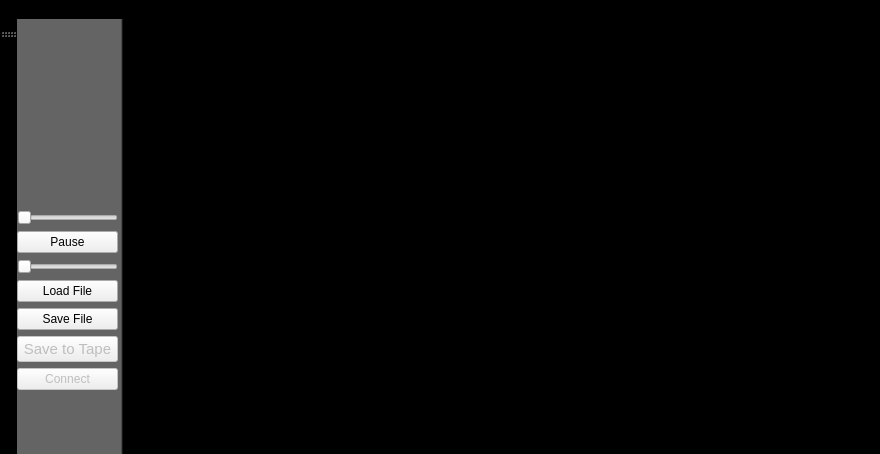
First picture: the form in PatternPaint/mainwindow.ui, repository Blinkinlabs/PatternPaint, before the edit.
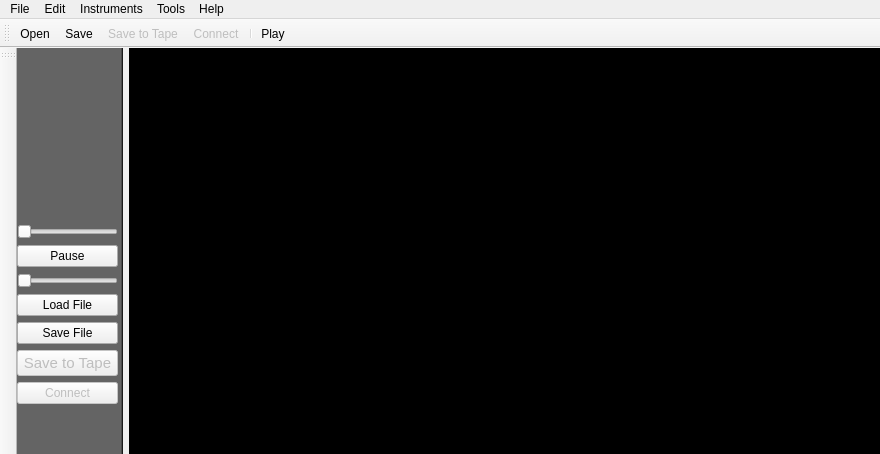
Second picture: the form after the edit. Icons and pictures are not drawn. Custom widgets are drawn as their Qt base class.

The edit to the form file:
```diff
--- a/PatternPaint/mainwindow.ui
+++ b/PatternPaint/mainwindow.ui
@@ -22,70 +22,6 @@
     <height>16777215</height>
    </size>
   </property>
-  <property name="palette">
-   <palette>
-    <active>
-     <colorrole role="Base">
-      <brush brushstyle="SolidPattern">
-       <color alpha="255">
-        <red>255</red>
-        <green>255</green>
-        <blue>255</blue>
-       </color>
-      </brush>
-     </colorrole>
-     <colorrole role="Window">
-      <brush brushstyle="SolidPattern">
-       <color alpha="255">
-        <red>0</red>
-        <green>0</green>
-        <blue>0</blue>
-       </color>
-      </brush>
-     </colorrole>
-    </active>
-    <inactive>
-     <colorrole role="Base">
-      <brush brushstyle="SolidPattern">
-       <color alpha="255">
-        <red>255</red>
-        <green>255</green>
-        <blue>255</blue>
-       </color>
-      </brush>
-     </colorrole>
-     <colorrole role="Window">
-      <brush brushstyle="SolidPattern">
-       <color alpha="255">
-        <red>0</red>
-        <green>0</green>
-        <blue>0</blue>
-       </color>
-      </brush>
-     </colorrole>
-    </inactive>
-    <disabled>
-     <colorrole role="Base">
-      <brush brushstyle="SolidPattern">
-       <color alpha="255">
-        <red>0</red>
-        <green>0</green>
-        <blue>0</blue>
-       </color>
-      </brush>
-     </colorrole>
-     <colorrole role="Window">
-      <brush brushstyle="SolidPattern">
-       <color alpha="255">
-        <red>0</red>
-        <green>0</green>
-        <blue>0</blue>
-       </color>
-      </brush>
-     </colorrole>
-    </disabled>
-   </palette>
-  </property>
   <property name="windowTitle">
    <string>Pattern Paint</string>
   </property>
@@ -252,6 +188,70 @@
      <layout class="QGridLayout" name="gridLayout">
       <item row="0" column="0">
        <widget class="LetterboxScrollArea" name="scrollArea">
+        <property name="palette">
+         <palette>
+          <active>
+           <colorrole role="Base">
+            <brush brushstyle="SolidPattern">
+             <color alpha="255">
+              <red>255</red>
+              <green>255</green>
+              <blue>255</blue>
+             </color>
+            </brush>
+           </colorrole>
+           <colorrole role="Window">
+            <brush brushstyle="SolidPattern">
+             <color alpha="255">
+              <red>0</red>
+              <green>0</green>
+              <blue>0</blue>
+             </color>
+            </brush>
+           </colorrole>
+          </active>
+          <inactive>
+           <colorrole role="Base">
+            <brush brushstyle="SolidPattern">
+             <color alpha="255">
+              <red>255</red>
+              <green>255</green>
+              <blue>255</blue>
+             </color>
+            </brush>
+           </colorrole>
+           <colorrole role="Window">
+            <brush brushstyle="SolidPattern">
+             <color alpha="255">
+              <red>0</red>
+              <green>0</green>
+              <blue>0</blue>
+             </color>
+            </brush>
+           </colorrole>
+          </inactive>
+          <disabled>
+           <colorrole role="Base">
+            <brush brushstyle="SolidPattern">
+             <color alpha="255">
+              <red>0</red>
+              <green>0</green>
+              <blue>0</blue>
+             </color>
+            </brush>
+           </colorrole>
+           <colorrole role="Window">
+            <brush brushstyle="SolidPattern">
+             <color alpha="255">
+              <red>0</red>
+              <green>0</green>
+              <blue>0</blue>
+             </color>
+            </brush>
+           </colorrole>
+          </disabled>
+         </palette>
+        </property>
         <property name="frameShape">
          <enum>QFrame::NoFrame</enum>
         </property>
@@ -267,7 +267,7 @@
            <x>0</x>
            <y>0</y>
            <width>500</width>
-           <height>434</height>
+           <height>387</height>
           </rect>
          </property>
          <property name="sizePolicy">
@@ -307,7 +307,7 @@
      <x>0</x>
      <y>0</y>
      <width>880</width>
-     <height>18</height>
+     <height>25</height>
     </rect>
    </property>
    <widget class="QMenu" name="menuFile">
@@ -364,96 +364,39 @@
    <addaction name="menuTools"/>
    <addaction name="menuHelp"/>
   </widget>
-  <widget class="QToolBar" name="toolBar">
-   <property name="palette">
-    <palette>
-     <active>
-      <colorrole role="Base">
-       <brush brushstyle="SolidPattern">
-        <color alpha="255">
-         <red>255</red>
-         <green>255</green>
-         <blue>255</blue>
-        </color>
-       </brush>
-      </colorrole>
-      <colorrole role="Window">
-       <brush brushstyle="SolidPattern">
-        <color alpha="255">
-         <red>0</red>
-         <green>0</green>
-         <blue>0</blue>
-        </color>
-       </brush>
-      </colorrole>
-     </active>
-     <inactive>
-      <colorrole role="Base">
-       <brush brushstyle="SolidPattern">
-        <color alpha="255">
-         <red>255</red>
-         <green>255</green>
-         <blue>255</blue>
-        </color>
-       </brush>
-      </colorrole>
-      <colorrole role="Window">
-       <brush brushstyle="SolidPattern">
-        <color alpha="255">
-         <red>0</red>
-         <green>0</green>
-         <blue>0</blue>
-        </color>
-       </brush>
-      </colorrole>
-     </inactive>
-     <disabled>
-      <colorrole role="Base">
-       <brush brushstyle="SolidPattern">
-        <color alpha="255">
-         <red>0</red>
-         <green>0</green>
-         <blue>0</blue>
-        </color>
-       </brush>
-      </colorrole>
-      <colorrole role="Window">
-       <brush brushstyle="SolidPattern">
-        <color alpha="255">
-         <red>0</red>
-         <green>0</green>
-         <blue>0</blue>
-        </color>
-       </brush>
-      </colorrole>
-     </disabled>
-    </palette>
-   </property>
-   <property name="windowTitle">
-    <string>toolBar</string>
-   </property>
-   <property name="movable">
-    <bool>false</bool>
-   </property>
-   <attribute name="toolBarArea">
-    <enum>LeftToolBarArea</enum>
-   </attribute>
-   <attribute name="toolBarBreak">
-    <bool>false</bool>
-   </attribute>
-  </widget>
-  <widget class="QToolBar" name="toolBar_2">
+  <widget class="QToolBar" name="tools">
    <property name="windowTitle">
     <string>toolBar_2</string>
    </property>
    <attribute name="toolBarArea">
+    <enum>TopToolBarArea</enum>
+   </attribute>
+   <attribute name="toolBarBreak">
+    <bool>true</bool>
+   </attribute>
+   <addaction name="actionLoad_File"/>
+   <addaction name="actionSave_File"/>
+   <addaction name="actionSave_to_Tape"/>
+   <addaction name="actionConnect"/>
+   <addaction name="separator"/>
+   <addaction name="actionPlay"/>
+  </widget>
+  <widget class="QToolBar" name="instruments">
+   <property name="windowTitle">
+    <string>toolBar</string>
+   </property>
+   <attribute name="toolBarArea">
     <enum>LeftToolBarArea</enum>
    </attribute>
    <attribute name="toolBarBreak">
-    <bool>false</bool>
+    <bool>true</bool>
    </attribute>
   </widget>
   <action name="actionLoad_File">
+   <property name="icon">
+    <iconset resource="images.qrc">
+     <normaloff>:/resources/images/open.png</normaloff>:/resources/images/open.png</iconset>
+   </property>
    <property name="text">
     <string>Load File</string>
    </property>
@@ -468,6 +411,10 @@
    </property>
   </action>
   <action name="actionSave_File">
+   <property name="icon">
+    <iconset resource="images.qrc">
+     <normaloff>:/resources/images/save.png</normaloff>:/resources/images/save.png</iconset>
+   </property>
    <property name="text">
     <string>Save File</string>
    </property>
@@ -530,6 +477,13 @@
    </property>
   </action>
   <action name="actionSave_to_Tape">
+   <property name="enabled">
+    <bool>false</bool>
+   </property>
+   <property name="icon">
+    <iconset resource="images.qrc">
+     <normaloff>:/resources/images/save_to_tape.png</normaloff>:/resources/images/save_to_tape.png</iconset>
+   </property>
    <property name="text">
     <string>Save to Tape</string>
    </property>
@@ -560,22 +514,25 @@
     <string>Automatically connect</string>
    </property>
   </action>
-  <action name="actionAct1">
+  <action name="actionPlay">
    <property name="icon">
     <iconset resource="images.qrc">
-     <normaloff>:/instruments/images/instruments-icons/cursor.png</normaloff>:/instruments/images/instruments-icons/cursor.png</iconset>
+     <normaloff>:/resources/images/play.png</normaloff>:/resources/images/play.png</iconset>
    </property>
    <property name="text">
-    <string>act1</string>
+    <string>Play</string>
    </property>
   </action>
-  <action name="actionAct2">
+  <action name="actionConnect">
+   <property name="enabled">
+    <bool>false</bool>
+   </property>
    <property name="icon">
     <iconset resource="images.qrc">
-     <normaloff>:/instruments/images/instruments-icons/cursor_fill.png</normaloff>:/instruments/images/instruments-icons/cursor_fill.png</iconset>
+     <normaloff>:/resources/images/connect.png</normaloff>:/resources/images/connect.png</iconset>
    </property>
    <property name="text">
-    <string>act2</string>
+    <string>Connect</string>
    </property>
   </action>
  </widget>
```
